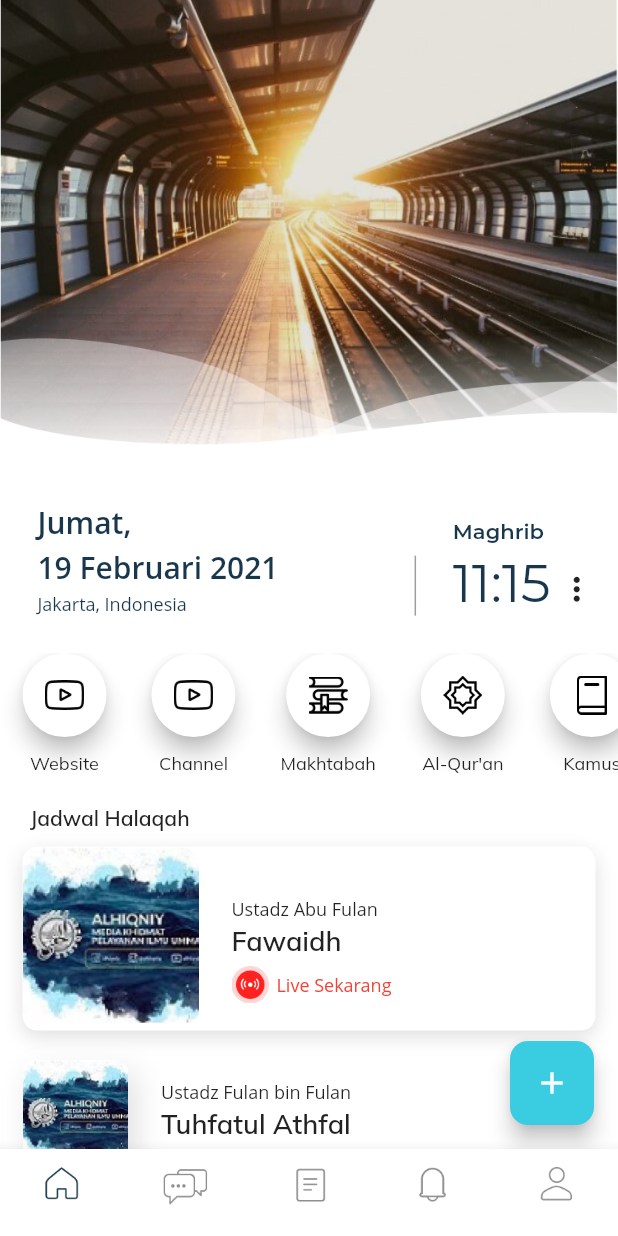
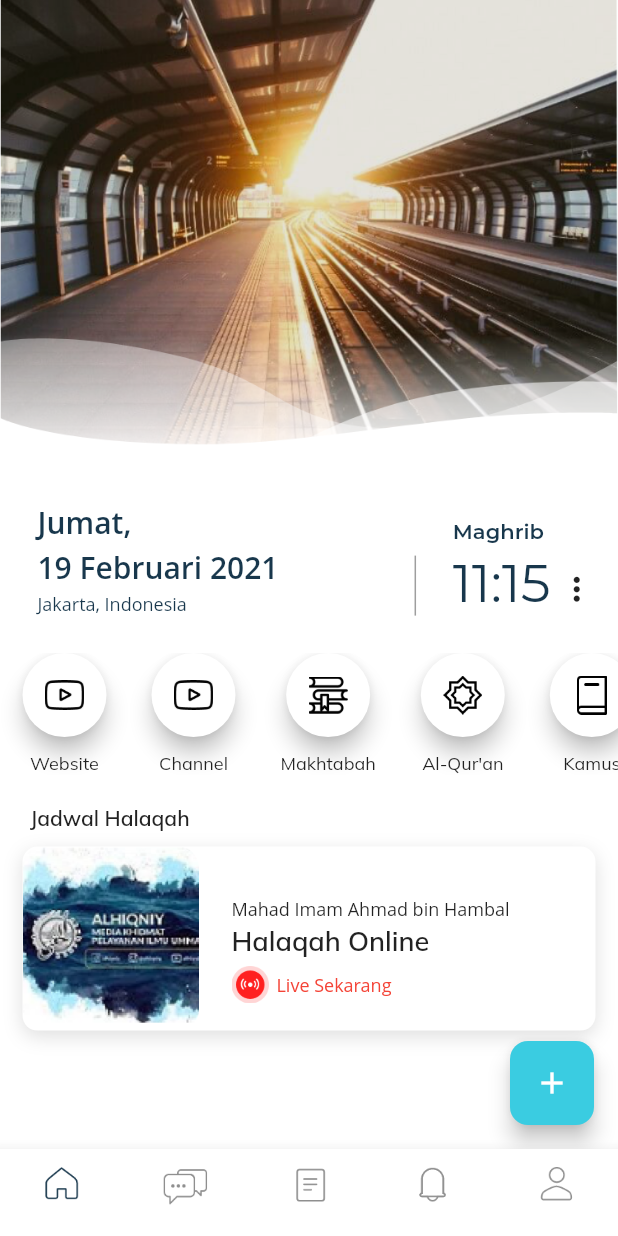
Before and after one commit to ahmadf20/alhiqniy-mobile-app, a Flutter app: the MainMenu screen opened by its route, on a phone screen of 412 x 824 dp. Run offline on Flutter 3.47's test engine with Material 2 defaults, Android fonts, the light colour scheme and no system bars; our stand-ins replace adhan, bot_toast, dio, firebase_messaging, geolocator, hijri and 5 more; missing offline and left inert: flutter_pdfview, jitsi_meet; accounts and stored records are empty; network calls fail; project files that could hold a hidden picture were left out.

Commit message:
some improvements

```diff
--- a/lib/main.dart
+++ b/lib/main.dart
@@ -2,6 +2,7 @@ import 'dart:async';
 import 'dart:io';
 
 import 'package:alhiqniy/providers/p_user.dart';
+import 'package:alhiqniy/screens/s_home.dart';
 import 'package:alhiqniy/screens/s_landing.dart';
 import 'package:alhiqniy/screens/s_main_menu.dart';
 import 'package:alhiqniy/utils/f_user.dart';
@@ -224,7 +225,9 @@ class _CheckStateState extends State<CheckState> {
         ? Scaffold(
             body: Center(child: loadingIndicator()),
           )
-        : token == null ? IntroScreen() : MainMenu();
+        : token == null
+            ? IntroScreen()
+            : MainMenu();
   }
 }
 
--- a/lib/models/m_dummy.dart
+++ b/lib/models/m_dummy.dart
@@ -11,26 +11,26 @@ class MudarisDummy {
 
 List<MudarisDummy> listMudarisDummy = [
   MudarisDummy(
-    nama: 'Ustadz Abu Fulan',
+    nama: 'Mahad Imam Ahmad bin Hambal',
     gambar: 'assets/images/profile/profile1.png',
-    halaqah: 'Fawaidh',
+    halaqah: 'Halaqah Online',
     jadwalHari: 'Senin',
     jadwalJam: '10.00',
   ),
-  MudarisDummy(
-    nama: 'Ustadz Fulan bin Fulan',
-    gambar: 'assets/images/profile/profile2.png',
-    halaqah: 'Tuhfatul Athfal',
-    jadwalHari: 'Sabtu',
-    jadwalJam: '08.00',
-  ),
-  MudarisDummy(
-    nama: 'Ustadz Abdullah bin Fulan',
-    gambar: 'assets/images/profile/profile3.png',
-    halaqah: 'Al Kabair',
-    jadwalHari: 'Kamis',
-    jadwalJam: '18.00',
-  ),
+  // MudarisDummy(
+  //   nama: 'Ustadz Fulan bin Fulan',
+  //   gambar: 'assets/images/profile/profile2.png',
+  //   halaqah: 'Tuhfatul Athfal',
+  //   jadwalHari: 'Sabtu',
+  //   jadwalJam: '08.00',
+  // ),
+  // MudarisDummy(
+  //   nama: 'Ustadz Abdullah bin Fulan',
+  //   gambar: 'assets/images/profile/profile3.png',
+  //   halaqah: 'Al Kabair',
+  //   jadwalHari: 'Kamis',
+  //   jadwalJam: '18.00',
+  // ),
 ];
 
 class Thullab {
--- a/lib/screens/s_auth.dart
+++ b/lib/screens/s_auth.dart
@@ -32,10 +32,10 @@ class _AuthScreenState extends State<AuthScreen> {
   bool _isLoading = false;
   String _userType;
 
-  TextEditingController signInHandphoneTC = TextEditingController(
-      text: '8562207263'); //TODO: should be removed on production
+  TextEditingController signInHandphoneTC =
+      TextEditingController(text: kDebugMode ? '8562207263' : '');
   TextEditingController signInPasswordTC =
-      TextEditingController(text: 'thullab');
+      TextEditingController(text: kDebugMode ? 'password' : '');
 
   TextEditingController signUpHandphoneTC = TextEditingController();
   TextEditingController signUPpasswordTC = TextEditingController();
--- a/lib/screens/s_choose_halaqah.dart
+++ b/lib/screens/s_choose_halaqah.dart
@@ -81,9 +81,7 @@ class _ChooseMudarisState extends State<ChooseMudaris> {
             MainButton(
               text: 'KONFIRMASI',
               image: 'assets/icons/arrow_right.png',
-              onPressed: listSelectedMudaris.isEmpty
-                  ? null
-                  : () {
+              onPressed: () {
                 Navigator.of(context).push(
                   MaterialPageRoute(
                     builder: (context) => DialogScreen(
--- a/lib/screens/s_main_menu.dart
+++ b/lib/screens/s_main_menu.dart
@@ -81,7 +81,7 @@ class _MainMenuState extends State<MainMenu> {
               height: 32,
               color: Theme.of(context).primaryColor,
             ),
-            title: Container(),
+            label: '',
           ),
           BottomNavigationBarItem(
             icon: Image.asset(
@@ -93,7 +93,7 @@ class _MainMenuState extends State<MainMenu> {
               height: 32,
               color: Theme.of(context).primaryColor,
             ),
-            title: Container(),
+            label: '',
           ),
           BottomNavigationBarItem(
             icon: Image.asset(
@@ -105,7 +105,7 @@ class _MainMenuState extends State<MainMenu> {
               height: 32,
               color: Theme.of(context).primaryColor,
             ),
-            title: Container(),
+            label: '',
           ),
           BottomNavigationBarItem(
             icon: Image.asset(
@@ -117,7 +117,7 @@ class _MainMenuState extends State<MainMenu> {
               height: 32,
               color: Theme.of(context).primaryColor,
             ),
-            title: Container(),
+            label: '',
           ),
           BottomNavigationBarItem(
             icon: Image.asset(
@@ -129,7 +129,7 @@ class _MainMenuState extends State<MainMenu> {
               height: 32,
               color: Theme.of(context).primaryColor,
             ),
-            title: Container(),
+            label: '',
           ),
         ],
       ),
--- a/lib/utils/f_halaqah.dart
+++ b/lib/utils/f_halaqah.dart
@@ -1,3 +1,5 @@
+import 'dart:convert';
+
 import 'package:alhiqniy/main.dart';
 import 'package:alhiqniy/models/m_halaqah.dart';
 import 'package:alhiqniy/utils/const.dart';
@@ -9,13 +11,14 @@ import 'f_general.dart';
 Future getAllHalaqah() async {
   try {
     dio.Response response = await dio.Dio().get(
-      '$url/halaqah/user/me',
+      '$url/halaqah/search/ ',
+      // '$url/halaqah/user/me',
       options: dio.Options(headers: await getHeader()),
     );
 
     logger.v(response.data);
 
-    return halaqahFromJson(response.data);
+    return halaqahFromJson(json.encode(response.data['data']));
   } on dio.DioError catch (e) {
     if (e.response != null) throw e.response.data['messages'][0];
     rethrow;
--- a/lib/utils/f_user.dart
+++ b/lib/utils/f_user.dart
@@ -20,14 +20,14 @@ Future<dynamic> signIn(Map data) async {
     logger.v(responseJson);
 
     if (responseJson['status'] == 'ERROR') {
-      return responseJson['messages'][0];
+      return responseJson['messages'];
     } else {
       responseJson['data']['token'] = responseJson['token'];
       return userFromJson(responseJson['data']);
     }
   } on DioError catch (e) {
     if (e.response != null) {
-      return e.response.data['messages'][0];
+      return e.response.data['messages'];
     } else {
       rethrow;
     }
```
Also changed, not shown: lib/screens/s_call.dart (+53 -43 lines), lib/screens/s_detail_halaqah.dart (+41 -12 lines), pubspec.lock. Lines whose indentation alone changed are shown as unchanged.
